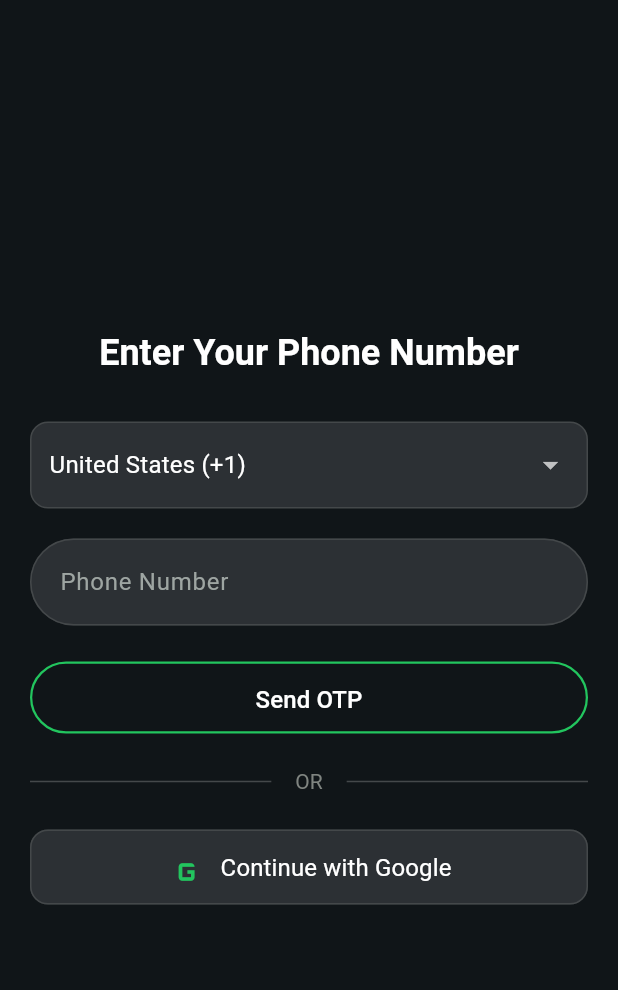
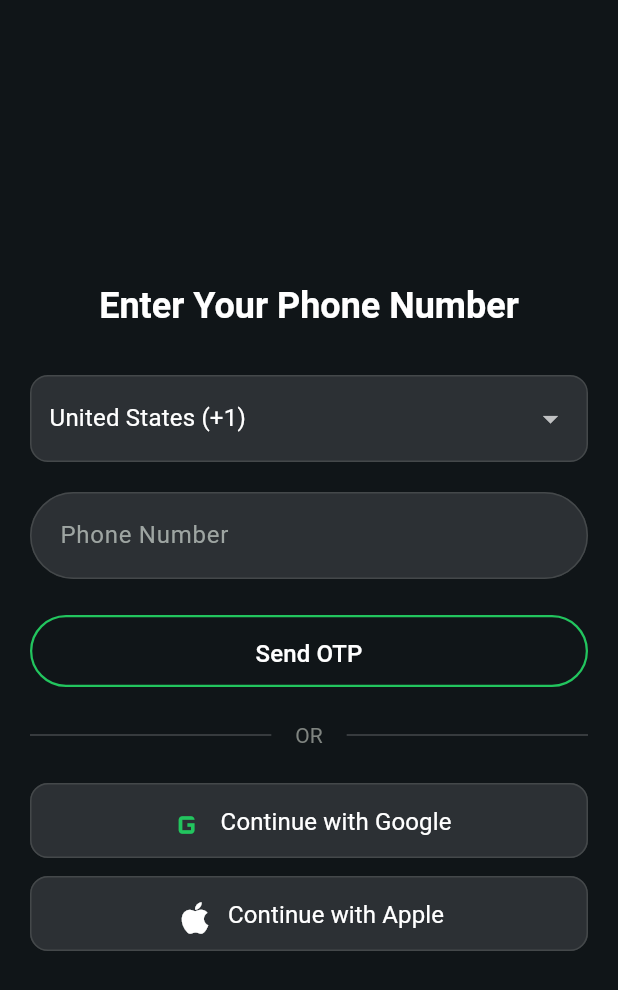
Before and after one commit to manpandey1972/securityexp_app, a Flutter app: the screen it shows after launch, after a tap on "Continue with Google", on a phone screen of 412 x 824 dp. Shown: the top 990 px of the screen. Run offline on Flutter 3.47's test engine with Material 3 defaults, Android fonts, the light colour scheme and no system bars; our stand-ins replace audioplayers, cached_network_image, camera, cloud_firestore, cloud_functions, device_info_plus and 26 more; missing offline and left inert: any_link_preview, dart:html, dart:ui_web, firebase_performance, flutter_radio_group, livekit_client and 4 more; accounts and stored records are empty; network calls fail; project files that could hold a hidden picture were left out.

Commit message:
addinf sign in feature using apple id. Web and ios works great. Adnroid simulator not working that great. There may be issue on android phone.

```diff
--- a/lib/core/service_locator.dart
+++ b/lib/core/service_locator.dart
@@ -63,6 +63,7 @@ import 'package:securityexperts_app/features/chat_list/presentation/view_models/
 // Phone Auth Feature Services
 import 'package:securityexperts_app/features/phone_auth/presentation/view_models/phone_auth_view_model.dart';
 import 'package:securityexperts_app/features/phone_auth/services/google_auth_service.dart';
+import 'package:securityexperts_app/features/phone_auth/services/apple_auth_service.dart';
 
 // Onboarding Feature Services
 import 'package:securityexperts_app/features/onboarding/presentation/view_models/onboarding_view_model.dart';
@@ -374,6 +375,9 @@ Future<void> setupServiceLocator() async {
   // Google Auth Service - Singleton (shared across the app)
   sl.registerLazySingleton<GoogleAuthService>(() => GoogleAuthService());
 
+  // Apple Auth Service - Singleton (shared across the app)
+  sl.registerLazySingleton<AppleAuthService>(() => AppleAuthService());
+
   // Phone Auth ViewModel - Factory pattern (new instance per navigation)
   sl.registerFactory<PhoneAuthViewModel>(
     () => PhoneAuthViewModel(
--- a/lib/features/phone_auth/pages/phone_auth_screen.dart
+++ b/lib/features/phone_auth/pages/phone_auth_screen.dart
@@ -116,6 +116,24 @@ class _PhoneAuthPageViewState extends State<_PhoneAuthPageView> {
     if (!mounted || !success) return;
 
     // Successfully signed in - check if profile exists
+    final profile = UserProfileService().userProfile;
+    if (profile != null) {
+      Navigator.of(
+        context,
+      ).pushReplacement(MaterialPageRoute(builder: (_) => const HomePage()));
+    } else {
+      Navigator.of(context).pushReplacement(
+        MaterialPageRoute(builder: (_) => const UserOnboardingPage()),
+      );
+    }
+  }
+
+  Future<void> _handleAppleSignIn() async {
+    final viewModel = context.read<PhoneAuthViewModel>();
+    final success = await viewModel.signInWithApple();
+
+    if (!mounted || !success) return;
+
     final profile = UserProfileService().userProfile;
     if (profile != null) {
       Navigator.of(
@@ -284,7 +302,7 @@ class _PhoneAuthPageViewState extends State<_PhoneAuthPageView> {
                               onPressed:
                                   state.isLoading ? null : _handleGoogleSignIn,
                               icon: Image.network(
-                                'https://www.gstatic.com/firebasejs/ui/2.0.0/images/auth/google.svg',
+                                'https://www.gstatic.com/firebasejs/ui/2.0.0/images/auth/google.png',
                                 height: 24,
                                 width: 24,
                                 errorBuilder: (context, error, stackTrace) => const Icon(
@@ -294,6 +312,36 @@ class _PhoneAuthPageViewState extends State<_PhoneAuthPageView> {
                               ),
                               label: Text(
                                 'Continue with Google',
+                                style: AppTypography.bodyRegular.copyWith(
+                                  color: AppColors.textPrimary,
+                                ),
+                              ),
+                              style: OutlinedButton.styleFrom(
+                                side: BorderSide(color: AppColors.divider),
+                                shape: RoundedRectangleBorder(
+                                  borderRadius: BorderRadius.circular(12),
+                                ),
+                                backgroundColor: AppColors.surface,
+                              ),
+                            ),
+                          ),
+
+                          SizedBox(height: AppSpacing.spacing12),
+
+                          // Apple Sign-In Button
+                          SizedBox(
+                            width: double.infinity,
+                            height: 50,
+                            child: OutlinedButton.icon(
+                              onPressed:
+                                  state.isLoading ? null : _handleAppleSignIn,
+                              icon: const Icon(
+                                Icons.apple,
+                                size: 28,
+                                color: Colors.white,
+                              ),
+                              label: Text(
+                                'Continue with Apple',
                                 style: AppTypography.bodyRegular.copyWith(
                                   color: AppColors.textPrimary,
                                 ),
--- a/lib/providers/auth_provider.dart
+++ b/lib/providers/auth_provider.dart
@@ -9,6 +9,7 @@ import 'package:securityexperts_app/data/repositories/user/user_repository.dart'
 import 'package:securityexperts_app/core/service_locator.dart';
 import 'package:securityexperts_app/core/logging/app_logger.dart';
 import 'package:securityexperts_app/features/phone_auth/services/google_auth_service.dart';
+import 'package:securityexperts_app/features/phone_auth/services/apple_auth_service.dart';
 
 /// Auth Provider for managing authentication state using Provider pattern
 
@@ -188,6 +189,11 @@ class AuthState extends ChangeNotifier {
         await sl<GoogleAuthService>().signOut();
       }
 
+      // Sign out from Apple (no-op, but keeps consistency)
+      if (sl.isRegistered<AppleAuthService>()) {
+        await sl<AppleAuthService>().signOut();
+      }
+
       await _firebaseAuth.signOut();
       _error = null;
       notifyListeners();
--- a/pubspec.yaml
+++ b/pubspec.yaml
@@ -57,6 +57,8 @@ dependencies:
   syncfusion_flutter_pdfviewer: ^32.1.25
   shake_detector: ^0.0.1
   google_sign_in: ^7.2.0
+  sign_in_with_apple: ^7.0.1
+  crypto: ^3.0.7
 
 
 dependency_overrides:
```
Also changed, not shown: lib/features/phone_auth/presentation/view_models/phone_auth_view_model.dart (+89 -1 lines), lib/features/phone_auth/services/apple_auth_service.dart (added, +160 -0 lines), lib/firebase_options.dart, pubspec.lock, 6 other files.
